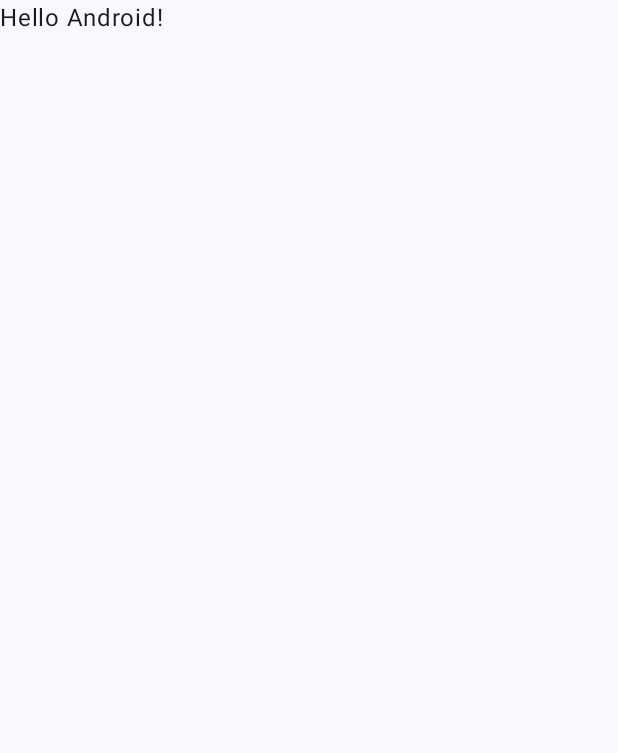
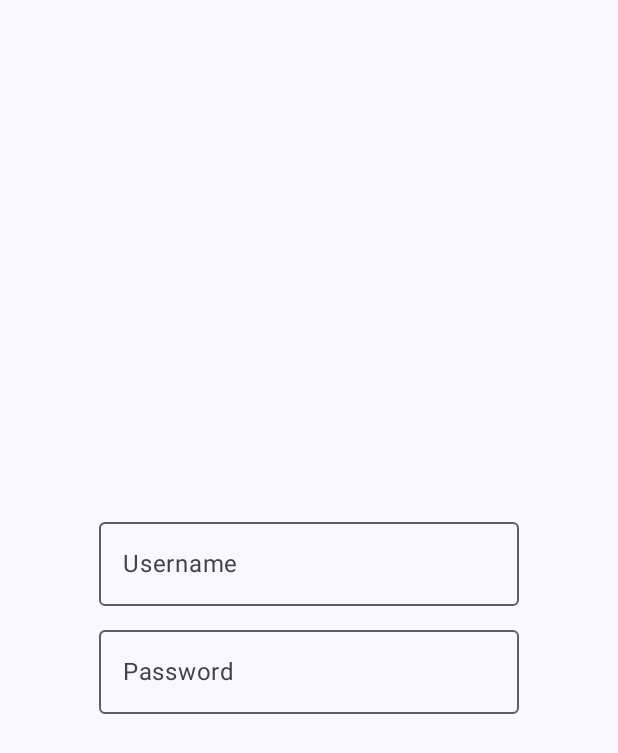
Before and after one commit to miikkarautio/EdistynytMobiili3004_android, an Android app built with Jetpack Compose: the screen it shows after launch (MainActivity), on a phone screen of 412 x 824 dp. Before the commit the part shown is almost empty. Shown: the top 753 px of the screen. Run offline under Robolectric (Android 15) with nearby library versions, the phone set to English and light mode, and no system bars.

```diff
--- a/app/src/main/java/com/miikka/edistynytmobiili3004/MainActivity.kt
+++ b/app/src/main/java/com/miikka/edistynytmobiili3004/MainActivity.kt
@@ -3,13 +3,23 @@ package com.miikka.edistynytmobiili3004
 import android.os.Bundle
 import androidx.activity.ComponentActivity
 import androidx.activity.compose.setContent
+import androidx.compose.foundation.layout.Arrangement
+import androidx.compose.foundation.layout.Column
+import androidx.compose.foundation.layout.Spacer
 import androidx.compose.foundation.layout.fillMaxSize
+import androidx.compose.foundation.layout.height
 import androidx.compose.material3.MaterialTheme
+import androidx.compose.material3.OutlinedTextField
 import androidx.compose.material3.Surface
 import androidx.compose.material3.Text
 import androidx.compose.runtime.Composable
+import androidx.compose.runtime.mutableStateOf
+import androidx.compose.runtime.remember
+import androidx.compose.ui.Alignment
 import androidx.compose.ui.Modifier
+import androidx.compose.ui.text.input.PasswordVisualTransformation
 import androidx.compose.ui.tooling.preview.Preview
+import androidx.compose.ui.unit.dp
 import com.miikka.edistynytmobiili3004.ui.theme.EdistynytMobiili3004Theme
 
 class MainActivity : ComponentActivity() {
@@ -22,7 +32,7 @@ class MainActivity : ComponentActivity() {
                     modifier = Modifier.fillMaxSize(),
                     color = MaterialTheme.colorScheme.background
                 ) {
-                    Greeting("Android")
+                    LoginScreen()
                 }
             }
         }
@@ -30,17 +40,22 @@ class MainActivity : ComponentActivity() {
 }
 
 @Composable
-fun Greeting(name: String, modifier: Modifier = Modifier) {
-    Text(
-        text = "Hello $name!",
-        modifier = modifier
-    )
-}
+fun LoginScreen(){
 
-@Preview(showBackground = true)
-@Composable
-fun GreetingPreview() {
-    EdistynytMobiili3004Theme {
-        Greeting("Android")
+    Column(
+        verticalArrangement = Arrangement.Center,
+        horizontalAlignment = Alignment.CenterHorizontally
+    ) {
+        OutlinedTextField(value = "", onValueChange = {newUsername ->
+
+        }, placeholder = {
+            Text(text = "Username")
+        })
+        Spacer(modifier = Modifier.height(16.dp))
+        OutlinedTextField(value = "", onValueChange = {newPassword ->
+
+        }, placeholder = {
+            Text(text = "Password")
+        }, visualTransformation = PasswordVisualTransformation())
     }
 }
```
